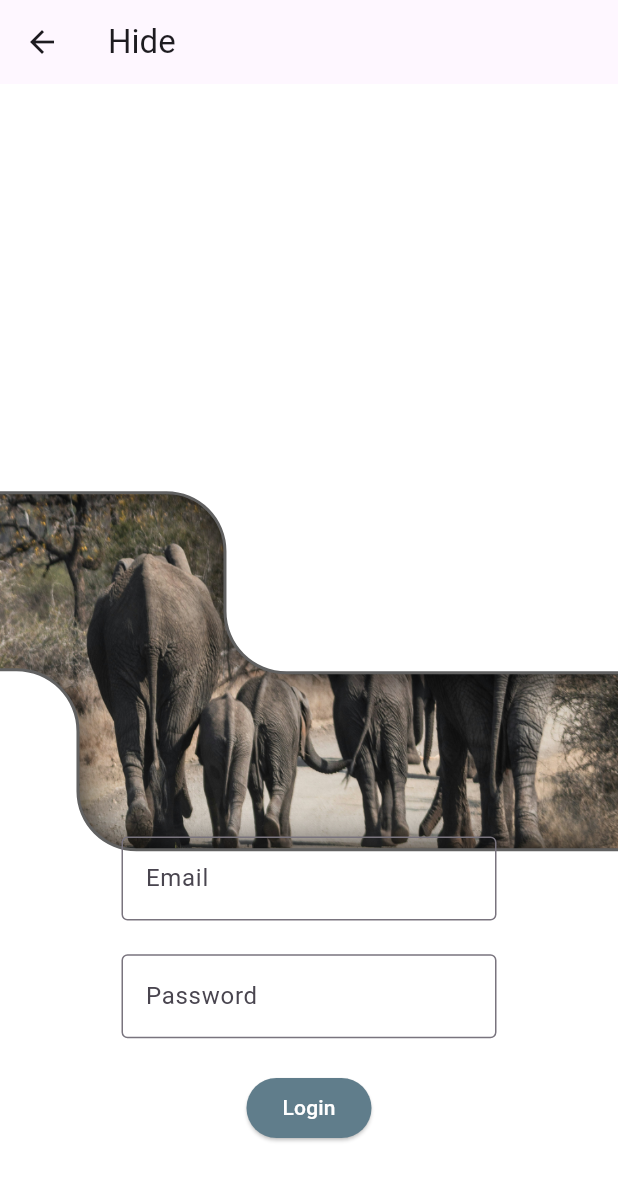
After one commit to shogoisaji/ui_playground, a Flutter app: the HideScreenPage screen opened by its route, after a tap on "reverse", on a phone screen of 412 x 824 dp. The commit adds this screen. Shown: the top 1181 px of the screen. Run offline on Flutter 3.47's test engine with Material 3 defaults, Android fonts, the phone set to English and light mode, and no system bars; our stand-ins replace flutter_hooks, freezed_annotation, go_router.

Commit message:
✨ Add HideScreenPage to router

```diff
--- a/lib/pages/ec_page.dart
+++ b/lib/pages/ec_page.dart
@@ -58,9 +58,9 @@ class _EcPageState extends State<EcPage> with TickerProviderStateMixin {
       }
     });
 
-    _scrollController.addListener(() {
-      print(_scrollController.offset);
-    });
+    // _scrollController.addListener(() {
+    //   print(_scrollController.offset);
+    // });
   }
 
   @override
--- /dev/null
+++ b/lib/pages/hide_screen_page.dart
@@ -0,0 +1,227 @@
+import 'dart:math';
+
+import 'package:flutter/material.dart';
+import 'package:flutter/rendering.dart';
+
+class HideScreenPage extends StatefulWidget {
+  const HideScreenPage({super.key});
+
+  @override
+  State<HideScreenPage> createState() => _HideScreenPageState();
+}
+
+class _HideScreenPageState extends State<HideScreenPage> with TickerProviderStateMixin {
+  AnimationController? _controller;
+  AnimationController? _spinController;
+  late Animation<double> _spinAnimation;
+  late Animation<double> _animation;
+  Offset _offset = const Offset(170.0, 200.0);
+  @override
+  void initState() {
+    super.initState();
+    _controller = AnimationController(
+      duration: const Duration(seconds: 3),
+      vsync: this,
+    )..forward();
+    _spinController = AnimationController(
+      duration: const Duration(seconds: 10),
+      vsync: this,
+    )..repeat();
+    _animation = CurvedAnimation(
+      parent: _controller!,
+      curve: Curves.easeInOutBack,
+    );
+    _spinAnimation = CurvedAnimation(
+      parent: _spinController!,
+      curve: const Interval(0.0, 1.0, curve: Cubic(0.1, 0.5, 0.5, 0.5)),
+    );
+    _spinController!.addListener(() {
+      setState(() {
+        _offset =
+            Offset(80 * cos(_spinAnimation.value * 2 * pi) + 150, 100 * sin(_spinController!.value * 2 * pi) + 180);
+      });
+    });
+  }
+
+  @override
+  void dispose() {
+    _controller!.dispose();
+    _spinController!.dispose();
+    super.dispose();
+  }
+
+  @override
+  Widget build(BuildContext context) {
+    return Scaffold(
+        appBar: AppBar(
+          title: const Text('Hide'),
+        ),
+        body: Stack(
+          fit: StackFit.expand,
+          children: [
+            Image.asset(
+              'assets/images/elephant.jpg',
+              fit: BoxFit.fill,
+              // width: double.infinity,
+              // height: double.infinity,
+            ),
+            AnimatedBuilder(
+              animation: _animation,
+              builder: (context, child) {
+                return CustomPaint(
+                  painter: HideCustomPainter(animateValue: 1 - _animation.value, offset: _offset),
+                  child: Container(
+                    width: double.infinity,
+                    height: double.infinity,
+                  ),
+                );
+              },
+            ),
+            GestureDetector(
+              onPanUpdate: (details) {
+                setState(() {
+                  _offset += details.delta;
+                });
+              },
+              child: Container(
+                // width: double.infinity,
+                // height: double.infinity,
+                color: Colors.transparent,
+              ),
+            ),
+            !_controller!.isCompleted
+                ? Align(
+                    alignment: const Alignment(0, 0.9),
+                    child: ElevatedButton(
+                        onPressed: () {
+                          _controller!.forward();
+                        },
+                        child: const Text('reverse')))
+                : Container(),
+            AnimatedBuilder(
+              animation: _animation,
+              builder: (context, child) {
+                return Align(
+                  alignment: Alignment(0.0, 0.85 + 2 * (1 - _animation!.value)),
+                  child: Opacity(
+                    opacity: _controller!.value,
+                    child: SizedBox(
+                      width: 250,
+                      height: 250,
+                      child: Column(
+                        mainAxisAlignment: MainAxisAlignment.spaceEvenly,
+                        children: [
+                          const TextField(
+                            decoration: InputDecoration(
+                              border: OutlineInputBorder(),
+                              labelText: 'Email',
+                            ),
+                          ),
+                          const TextField(
+                            decoration: InputDecoration(
+                              border: OutlineInputBorder(),
+                              labelText: 'Password',
+                            ),
+                          ),
+                          ElevatedButton(
+                            style: ElevatedButton.styleFrom(
+                                backgroundColor: Colors.blueGrey, foregroundColor: Colors.white),
+                            onPressed: () {
+                              if (_controller!.isCompleted) {
+                                _controller!.reverse();
+                              } else {
+                                _controller!.forward();
+                              }
+                            },
+                            child: const Text('Login'),
+                          ),
+                        ],
+                      ),
+                    ),
+                  ),
+                );
+              },
+            ),
+          ],
+        ));
+  }
+}
+
+class HideCustomPainter extends CustomPainter {
+  HideCustomPainter({required this.animateValue, required this.offset});
+
+  final Offset offset;
+  final double animateValue; // アニメーションの値
+
+  @override
+  void paint(Canvas canvas, Size size) {
+    final double x1 = offset.dx + 200 * animateValue;
+    final double y1 = offset.dy - (offset.dy + 200) * animateValue;
+    final double x2 = offset.dx - 100 - 200 * animateValue;
+    final double y2 = offset.dy + 120 + (size.height - offset.dy) * animateValue;
+
+    Paint strokePaint = Paint()
+      ..color = Colors.grey[700]!
+      ..strokeWidth = 4
+      ..style = PaintingStyle.stroke;
+    Paint fillPaint = Paint()
+      ..color = Colors.white
+      ..style = PaintingStyle.fill;
+
+    Path path1 = Path();
+    path1.lineTo(0, y1);
+    path1.lineTo(40 + x1, y1);
+    path1.arcToPoint(
+      Offset(80 + x1, 40 + y1),
+      radius: const Radius.circular(40),
+    );
+    path1.lineTo(80 + x1, 80 + y1);
+    path1.arcToPoint(
+      Offset(120 + x1, 120 + y1),
+      radius: const Radius.circular(40),
+      clockwise: false,
+    );
+    path1.lineTo(size.width, 120 + y1);
+    path1.lineTo(size.width, 0);
+    path1.lineTo(0, 0);
+    path1.close();
+
+    Path path2 = Path();
+    path2.moveTo(0, size.height);
+    path2.lineTo(0, y2);
+    path2.lineTo(40 + x2, y2);
+    path2.arcToPoint(
+      Offset(80 + x2, 40 + y2),
+      radius: const Radius.circular(40),
+    );
+    path2.lineTo(80 + x2, 80 + y2);
+    path2.arcToPoint(
+      Offset(120 + x2, 120 + y2),
+      radius: const Radius.circular(40),
+      clockwise: false,
+    );
+    path2.lineTo(size.width, 120 + y2);
+    path2.lineTo(size.width, size.height);
+    path2.lineTo(size.width, size.height);
+    path2.close();
+
+    final shadowPaint = Paint()
+      ..color = Colors.black // 影の色を設定
+      ..maskFilter = const MaskFilter.blur(BlurStyle.normal, 15.0); // ぼかしの程度を設定
+
+    canvas.drawPath(path1.shift(Offset(0.0, 0.0)), shadowPaint);
+
+    canvas.drawPath(path1.shift(Offset(0.0, 0.0)), strokePaint); // キャンバスに描画
+    canvas.drawPath(path1.shift(Offset(0.0, 0.0)), fillPaint); // キャンバスに描画
+
+    canvas.drawPath(path2.shift(Offset(0.0, 0.0)), shadowPaint);
+
+    canvas.drawPath(path2.shift(Offset(0.0, 0.0)), strokePaint); // キャンバスに描画
+    canvas.drawPath(path2.shift(Offset(0.0, 0.0)), fillPaint); // キャンバスに描画
+  }
+
+  @override
+  bool shouldRepaint(covariant CustomPainter oldDelegate) {
+    return true;
+  }
+}
--- a/lib/routes/router.dart
+++ b/lib/routes/router.dart
@@ -2,6 +2,7 @@ import 'package:flutter/material.dart';
 import 'package:go_router/go_router.dart';
 import 'package:ui_playground/pages/custom_valume_page.dart';
 import 'package:ui_playground/pages/ec_page.dart';
+import 'package:ui_playground/pages/hide_screen_page.dart';
 import 'package:ui_playground/pages/matrix4_list.dart';
 
 // 新しいpageを追加する場合は、pagesリストにMapを追加する
@@ -17,6 +18,10 @@ List<Map<String, dynamic>> pages = [
   {
     'name': 'ec',
     'page': const EcPage(),
+  },
+  {
+    'name': 'hideScreen',
+    'page': const HideScreenPage(),
   },
 ];
 
```
Also changed, not shown: pubspec.yaml (+0 -27 lines), assets/images/elephant.jpg (added).
